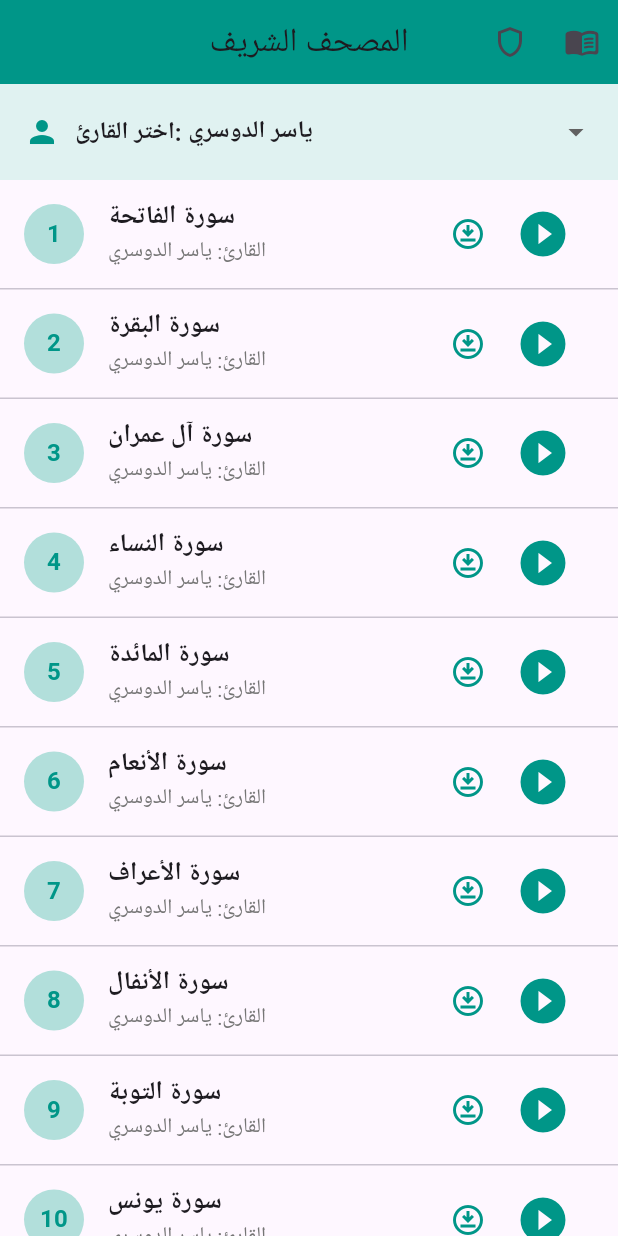
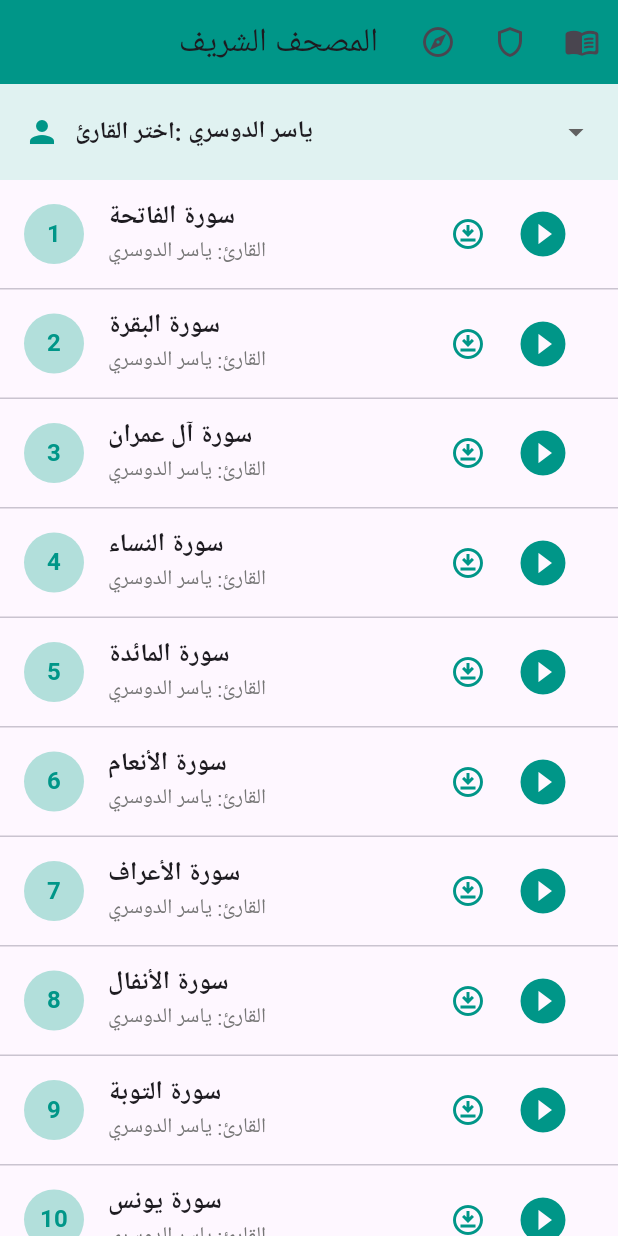
Before and after one commit to magedgasem55558-creator/School_app, a Flutter app: the screen it shows after launch, on a phone screen of 412 x 824 dp. Run offline on Flutter 3.47's test engine with Material 3 defaults, Android fonts, the phone set to English and light mode, and no system bars; our stand-ins replace audioplayers, dio, fl_chart, flutter_compass, flutter_map, geolocator and 3 more; accounts and stored records are empty.

Commit message:
Update yasser_dossari_page.dart

```diff
--- a/lib/yasser_dossari_page.dart
+++ b/lib/yasser_dossari_page.dart
@@ -1,5 +1,3 @@
-
-
 import 'dart:io';
 import 'package:flutter/material.dart';
 import 'package:audioplayers/audioplayers.dart';
@@ -7,6 +5,7 @@ import 'package:dio/dio.dart';
 import 'package:path_provider/path_provider.dart';
 import 'package:school_app/hadith_search_page.dart';
 import 'package:school_app/hisn_el_muslim_page.dart';
+import 'package:school_app/qiblah_page.dart';
 
 class Reciter {
   final String id;
@@ -231,6 +230,16 @@ class _YasserDossariQuranPageState extends State<YasserDossariQuranPage> {
         backgroundColor: Colors.teal,
         actions: [
           IconButton(
+            icon: const Icon(Icons.explore_outlined),
+            tooltip: 'اتجاه القبلة',
+            onPressed: () {
+              Navigator.push(
+                context,
+                MaterialPageRoute(builder: (context) => const QiblahPage()),
+              );
+            },
+          ),
+          IconButton(
             icon: const Icon(Icons.shield_outlined),
             tooltip: 'حصن المسلم',
             onPressed: () {
```
